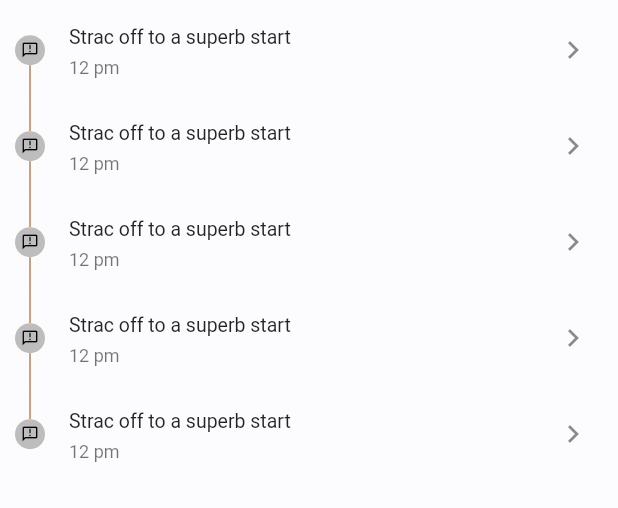
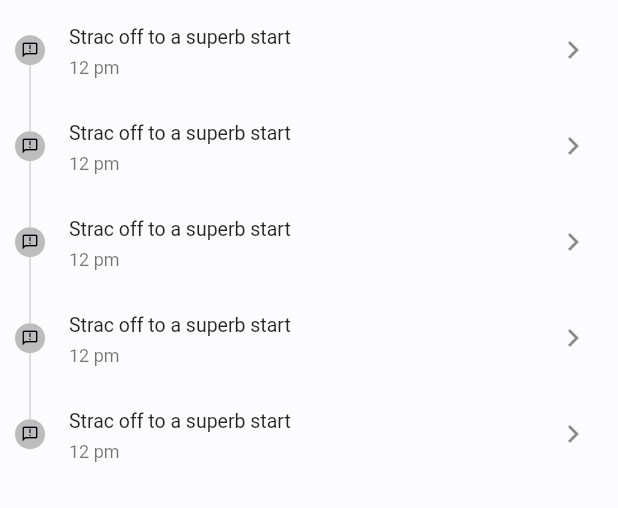
Before and after one commit to rafiqulislam21/game_buzz, a Flutter app: the HomePage widget shown alone on an empty page, opened directly, scrolled down 1728 dp, on a phone screen of 412 x 824 dp. Shown: the top 508 px of the screen. Run offline on Flutter 3.47's test engine with Material 2 defaults, Android fonts, the phone set to English and light mode, and no system bars; drawn by our look-alikes of cached_network_image, timeline_tile; our stand-ins replace flutter_spinkit, flutter_swiper, get, get_storage; accounts and stored records are empty; network calls fail; statements that could not run were skipped.

```diff
--- a/lib/views/home_page.dart
+++ b/lib/views/home_page.dart
@@ -3,7 +3,9 @@ import 'dart:convert';
 
 import 'package:flutter/cupertino.dart';
 import 'package:flutter/material.dart';
+import 'package:flutter_spinkit/flutter_spinkit.dart';
 import 'package:flutter_swiper/flutter_swiper.dart';
+import 'package:game_buzz/views/see_full_blog_screen.dart';
 import 'package:get/get.dart';
 import 'package:timeline_tile/timeline_tile.dart';
 
@@ -146,15 +148,34 @@ class HomePage extends StatelessWidget {
                   ),
                 ),
                 //Live updated timeline-----------------------------------------
+
                 ListTile(
-                  leading: Text(
-                    "Live Updates",
-                    style: TextStyle(fontWeight: FontWeight.bold),
+                  title: Row(
+                    children: [
+                      SpinKitRipple(
+                        color: Get.theme.primaryColor,
+                        size: 32,
+                        /*
+                      itemBuilder: (BuildContext context, int index) {
+                        return DecoratedBox(
+                          decoration: BoxDecoration(
+                            color: index.isEven ? Colors.blue : Colors.red,
+                          ),
+                        );
+                      },*/
+                      ),
+                      Text(
+                        "Live Updates",
+                        style: TextStyle(fontWeight: FontWeight.bold),
+                      ),
+                      SizedBox(width: 10,),
+                      Text(
+                        "10 min ago",
+                        style: TextStyle(fontWeight: FontWeight.w200, fontSize: 10),
+                      ),
+                    ],
                   ),
-                  title: Text(
-                    "10 min ago",
-                    style: TextStyle(fontWeight: FontWeight.w200, fontSize: 10),
-                  ),
+                  // title:
                   trailing: Text(
                     "SEE FULL BLOG",
                     style: TextStyle(
@@ -162,7 +183,11 @@ class HomePage extends StatelessWidget {
                         color: Get.theme.primaryColor),
                   ),
                   dense: true,
-                  onTap: () {},
+                  onTap: () {
+                    Get.to(SeeFullBlogScreen(
+                      title: "SEE FULL BLOG",
+                    ));
+                  },
                 ),
                 Container(
                   padding: EdgeInsets.only(left: 8),
@@ -178,7 +203,7 @@ class HomePage extends StatelessWidget {
                         isLast: index == 4 ? true : false,
                         indicatorStyle: const IndicatorStyle(
                             // width: 25,
-                            color: Color(0xffB58459),
+                            color: Color(0xffD3D3D3),
                             indicator: CircleAvatar(
                               backgroundColor: Color(0xffBDBDBD),
                                 child: Icon(
@@ -187,9 +212,8 @@ class HomePage extends StatelessWidget {
                               color: Colors.black,
                             ))),
                         beforeLineStyle: const LineStyle(
-                          color: Color(0xffB58459),
+                          color: Color(0xffD3D3D3),
                           thickness: 1,
-
                         ),
                         endChild: ListTile(
                           title: Text("Strac off to a superb start"),
```
Also changed, not shown: lib/views/intro_screen.dart (+5 -3 lines), lib/views/see_full_blog_screen.dart (added, +99 -0 lines), 1 other file.
